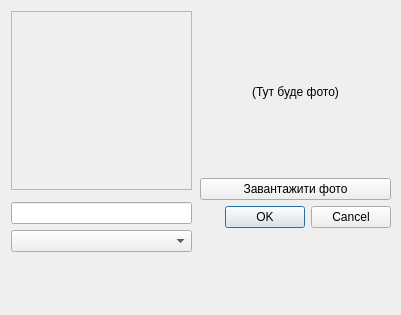
Old version of the form lab3/src/gui/noteeditor.ui in the repository dontwastemytimew/labs.
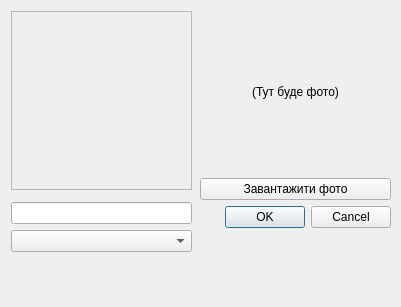
New version of the form.

```diff
--- a/lab3/src/gui/noteeditor.ui
+++ b/lab3/src/gui/noteeditor.ui
@@ -7,7 +7,7 @@
     <x>0</x>
     <y>0</y>
     <width>401</width>
-    <height>315</height>
+    <height>307</height>
    </rect>
   </property>
   <property name="windowTitle">
```
